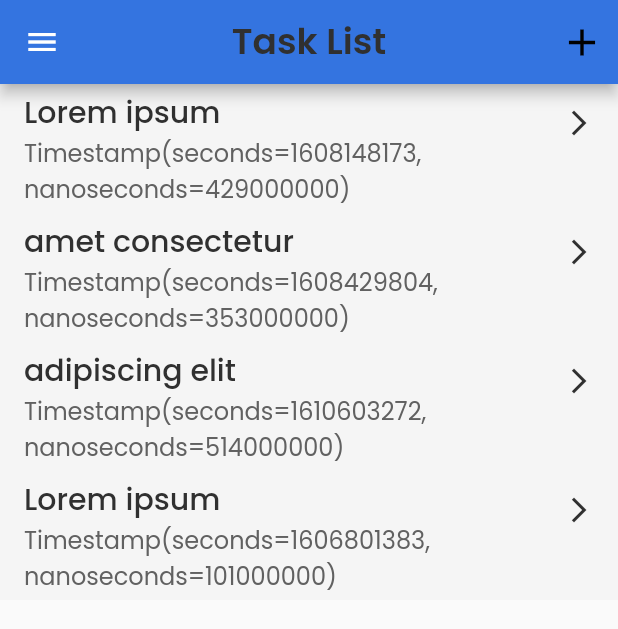
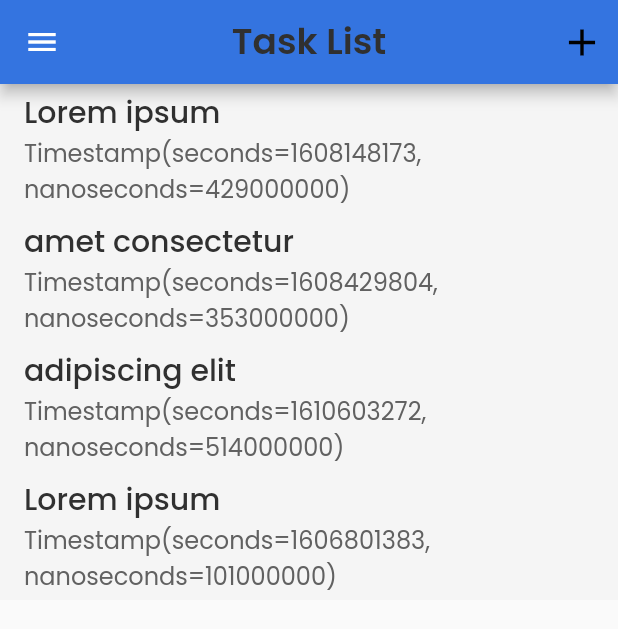
Before and after one commit to albertviilik/Todoey, a Flutter app: the HomePageWidget screen opened directly, on a phone screen of 412 x 824 dp. Shown: the top 629 px of the screen. Run offline on Flutter 3.47's test engine with Material 2 defaults, Android fonts, the phone set to English and light mode, and no system bars; our stand-ins replace auto_size_text, built_collection, built_value, cloud_firestore, firebase_auth, firebase_core and 6 more; accounts and stored records are empty; generated files the repository leaves out were written again.

Commit message:
Updating to latest FlutterFlow output.

```diff
--- a/lib/home_page/home_page_widget.dart
+++ b/lib/home_page/home_page_widget.dart
@@ -117,7 +117,11 @@ class _HomePageWidgetState extends State<HomePageWidget> {
               itemBuilder: (context, listViewIndex) {
                 final listViewTasksRecord =
                     listViewTasksRecordList[listViewIndex];
-                return ListTile(
+                return InkWell(
+                  onLongPress: () async {
+                    await listViewTasksRecord.reference.delete();
+                  },
+                  child: ListTile(
                     title: Text(
                       listViewTasksRecord.description,
                       style: FlutterFlowTheme.title3.override(
@@ -130,13 +134,9 @@ class _HomePageWidgetState extends State<HomePageWidget> {
                         fontFamily: 'Poppins',
                       ),
                     ),
-                  trailing: Icon(
-                    Icons.arrow_forward_ios,
-                    color: Color(0xFF303030),
-                    size: 20,
-                  ),
                     tileColor: Color(0xFFF5F5F5),
                     dense: false,
+                  ),
                 );
               },
             );
```
Lines whose indentation alone changed are shown as unchanged.
